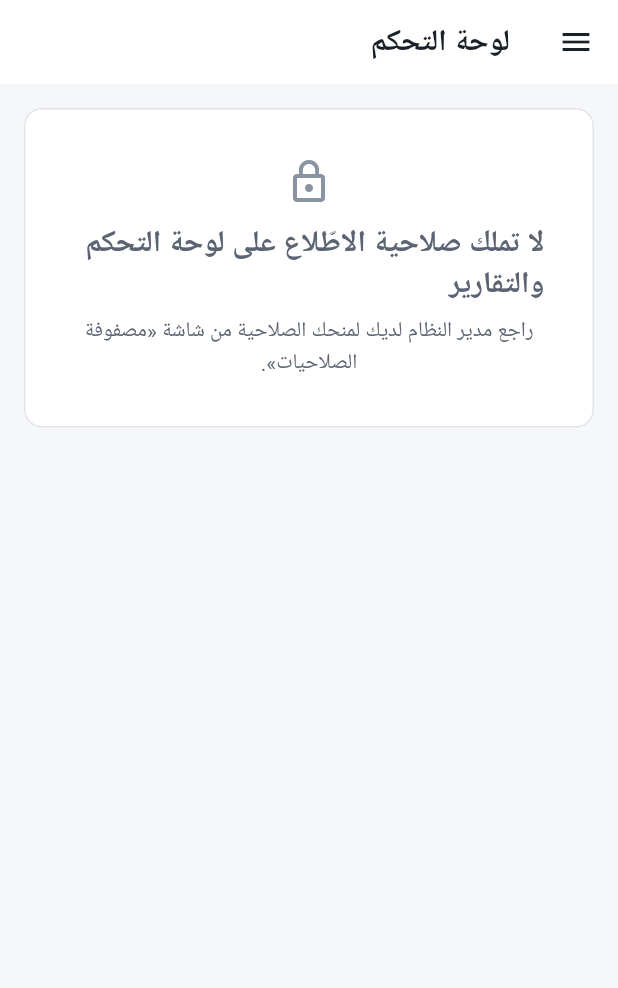
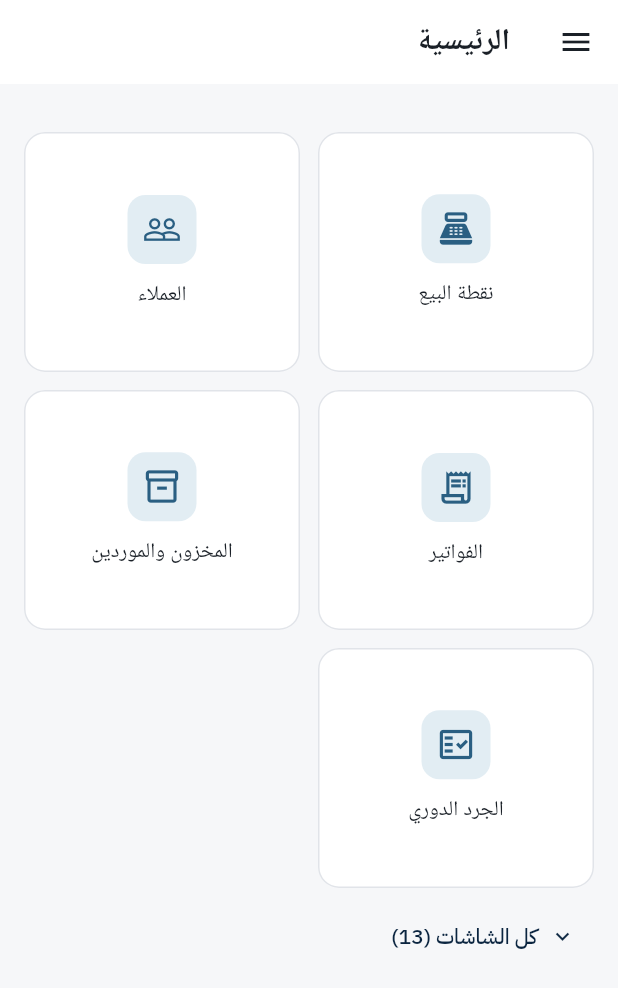
Before and after one commit to AdilAli76/Itqan, a Flutter app: the SuperAdminDashboardScreen screen opened directly, on a phone screen of 412 x 824 dp. Shown: the top 988 px of the screen. Run offline on Flutter 3.47's test engine with Material 3 defaults, Android fonts, the phone set to English and light mode, and no system bars; our stand-ins replace audioplayers, dio, file_picker, fl_chart, flutter_riverpod, flutter_secure_storage and 5 more; missing offline and left inert: barcode, mobile_scanner, signalr_netcore; accounts and stored records are empty; network calls fail; Roboto replaces fonts that are missing (Ibm Plex Sans Arabic).

Commit message:
شبكة اختصارات للشاشة الرئيسية — مولَّدة من مصدر التنقّل نفسه
على الهاتف كان الوصول إلى أي شاشة يمرّ بقائمة همبرغر ثم مجموعة ثم بند:
ثلاث لمسات وقراءة سطرين. والكاشير يفتح النظام ليصل إلى شاشة البيع لا
ليقرأ أرقام اليوم.

**وتُولَّد من `navGroupsFor` نفسها لا من قائمةٍ ثانية** — وهذا شرط
وجودها: خمسٌ وعشرون شاشة ظهورُها يتوقّف على الإصدار والصلاحية، وقائمةٌ
مكتوبة بيدها تفترق عن مصدرها أوّل ما تُضاف شاشة، فتظهر أيقونةٌ لشاشة
يمنعها الخادم أو تختفي ميزةٌ اشتراها العميل ولا يعرف لماذا. ونفس مرشّح
الصلاحيات الذي يستعمله الشريط الجانبي.

**والأكثر استعمالاً أوّلاً**: ستّ شاشات تُفتح يومياً في الأعلى، والبقيّة
خلف «كل الشاشات» — خمسٌ وعشرون أيقونة دفعةً واحدة جدارٌ لا اختصار.

**وأصلحت عطباً جانبياً كان أسوأ من كل ما سبق**: من لا يملك `reports.view`
— أي الكاشير — كان يُقابَل على **أوّل شاشة تُفتح كل صباح** برسالة «لا
صلاحية». رسالةُ منعٍ مكان شاشة عمل. صار يرى الشبكة: ما يستطيع فعله بدل ما
لا يستطيع.

**والاختيار للمستخدم**: «تبع الجهاز» (شبكة على الهاتف، أرقام على الأوسع)
أو أحدهما صراحةً — ومحفوظ لهذا الجهاز وحده كتفضيل السمة، فجهاز صاحب
المحلّ وجهاز كاشيره لا يفرض أحدهما شكله على الآخر.

Co-Authored-By: Claude Opus 5 <noreply@anthropic.com>

```diff
--- /dev/null
+++ b/lib/core/shell/home_layout.dart
@@ -0,0 +1,58 @@
+import 'package:flutter_riverpod/flutter_riverpod.dart';
+import 'package:flutter_secure_storage/flutter_secure_storage.dart';
+
+/// شكل الشاشة الرئيسية.
+enum HomeLayout {
+  /// «تبع الجهاز»: شبكة اختصارات على الهاتف، ولوحة أرقام على الأوسع منه.
+  auto,
+
+  /// أرقام اليوم أوّلاً — لمن يفتح النظام ليعرف لا ليعمل.
+  dashboard,
+
+  /// شبكة اختصارات كبيرة — لمن يفتح النظام ليصل إلى شاشة بعينها.
+  shortcuts,
+}
+
+/// تفضيل شكل الشاشة الرئيسية، محفوظاً بين الجلسات.
+///
+/// <para><b>سبب وجوده:</b> من يفتح النظام شخصان لا واحد. المدير يفتحه
+/// ليعرف مبيعات اليوم — فلوحة الأرقام هي ما يريد. والكاشير يفتحه ليصل إلى
+/// شاشة البيع في أقلّ عدد لمسات — والأرقام في طريقه عائق. وفرضُ أحدهما على
+/// الآخر خسارةٌ في كل الحالات.</para>
+///
+/// <para><b>ومحلّي لا في جدول المنظمة</b> — كما [ThemeModeNotifier]:
+/// جهازان في نفس المحلّ لصاحبه ولكاشيره، ولا معنى لأن يفرض أحدهما شكله على
+/// الآخر.</para>
+class HomeLayoutNotifier extends StateNotifier<HomeLayout> {
+  HomeLayoutNotifier() : super(HomeLayout.auto) {
+    _restore();
+  }
+
+  static const _key = 'kinetic_home_layout';
+  static const _storage = FlutterSecureStorage();
+
+  Future<void> _restore() async {
+    try {
+      final saved = await _storage.read(key: _key);
+      state = switch (saved) {
+        'dashboard' => HomeLayout.dashboard,
+        'shortcuts' => HomeLayout.shortcuts,
+        _ => HomeLayout.auto,
+      };
+    } catch (_) {
+      // تعذّر التخزين الآمن لا يمنع الإقلاع — «تبع الجهاز» خيار صالح دائماً.
+    }
+  }
+
+  Future<void> set(HomeLayout layout) async {
+    state = layout;
+    try {
+      await _storage.write(key: _key, value: layout.name);
+    } catch (_) {
+      // فشل الحفظ يضيّع التفضيل عند إعادة التشغيل لا أكثر.
+    }
+  }
+}
+
+final homeLayoutProvider =
+    StateNotifierProvider<HomeLayoutNotifier, HomeLayout>((ref) => HomeLayoutNotifier());
--- /dev/null
+++ b/lib/features/dashboard/presentation/shortcuts_home.dart
@@ -0,0 +1,158 @@
+import 'package:flutter/material.dart';
+import 'package:flutter_riverpod/flutter_riverpod.dart';
+
+import '../../../core/auth/permissions.dart';
+import '../../../core/shell/open_tabs_provider.dart';
+import '../../../core/theme/app_colors.dart';
+import '../../../core/theme/app_text_styles.dart';
+import '../../../core/theme/branding_provider.dart';
+import '../../../shared/widgets/nav_items.dart';
+
+/// شبكة اختصارات الشاشة الرئيسية — أيقونةٌ كبيرة لكل شاشة.
+///
+/// <para><b>سبب وجودها:</b> على الهاتف كان الوصول إلى أي شاشة يمرّ بقائمة
+/// همبرغر ثم مجموعة ثم بند — ثلاث لمسات وقراءة سطرين. والكاشير يفتح النظام
+/// ليصل إلى شاشة البيع لا ليقرأ أرقام اليوم.</para>
+///
+/// <para><b>وتُولَّد من [navGroupsFor] نفسها لا من قائمةٍ ثانية.</b> وهذا
+/// شرطُ وجودها: خمسٌ وعشرون شاشة ظهورُها يتوقّف على الإصدار والصلاحية،
+/// وقائمةٌ مكتوبة بيدها تفترق عن مصدرها أوّل ما تُضاف شاشة — فتظهر أيقونةٌ
+/// لشاشة يمنعها الخادم، أو تختفي ميزةٌ اشتراها العميل ولا يعرف لماذا.</para>
+///
+/// <para><b>والأكثر استعمالاً أوّلاً:</b> خمسٌ وعشرون أيقونة دفعةً واحدة
+/// جدارٌ لا اختصار. فما يُفتح يومياً في الأعلى، والبقيّة خلف «كل الشاشات»
+/// — ولا يُحذف شيء.</para>
+class ShortcutsHome extends ConsumerStatefulWidget {
+  const ShortcutsHome({super.key});
+
+  @override
+  ConsumerState<ShortcutsHome> createState() => _ShortcutsHomeState();
+}
+
+class _ShortcutsHomeState extends ConsumerState<ShortcutsHome> {
+  bool _showAll = false;
+
+  /// ما يُفتح يومياً، بترتيب الاستعمال لا بترتيب القائمة.
+  ///
+  /// <para>مسارات لا بنود: البند نفسه يأتي من [navGroupsFor] بأيقونته
+  /// واسمه، فلا يُكتب هنا إلا **الترتيب**.</para>
+  static const _daily = [
+    '/pos',
+    '/customers',
+    '/invoices',
+    '/inventory',
+    '/stock-count',
+    '/reports',
+  ];
+
+  @override
+  Widget build(BuildContext context) {
+    final perms = ref.perms;
+    final branding = ref.watch(brandingProvider).valueOrNull;
+
+    final groups = filterByPermissions(
+      navGroupsFor(
+        isPlatformAdmin: ref.watch(isPlatformAdminProvider).valueOrNull ?? false,
+        edition: branding?.edition ?? 'standard',
+        modules: branding?.modules ?? OrganizationBranding.fallback.modules,
+      ),
+      (route) {
+        final required = kRoutePermissions[route];
+        return required == null || perms.can(required);
+      },
+    );
+
+    final all = [for (final group in groups) ...group.items];
+    // لوحة التحكّم نفسها لا تدخل الشبكة: الشبكة **هي** لوحة التحكّم الآن،
+    // وأيقونةٌ تفتح ما أنت فيه تُربك.
+    final available = all.where((i) => i.route != '/dashboard').toList();
+
+    final daily = [
+      for (final route in _daily)
+        ...available.where((i) => i.route == route),
+    ];
+    final rest = available.where((i) => !_daily.contains(i.route)).toList();
+
+    return LayoutBuilder(builder: (context, constraints) {
+      // عمودان على الهاتف كما اعتاد المستخدم، وأربعة على الأوسع — والأيقونة
+      // تبقى بحجمها فلا تتضخّم على اللوحي.
+      final columns = constraints.maxWidth < 420
+          ? 2
+          : constraints.maxWidth < 700
+              ? 3
+              : 4;
+
+      return Column(
+        crossAxisAlignment: CrossAxisAlignment.stretch,
+        children: [
+          _grid(daily, columns),
+          if (rest.isNotEmpty) ...[
+            const SizedBox(height: 8),
+            Align(
+              alignment: AlignmentDirectional.centerStart,
+              child: TextButton.icon(
+                onPressed: () => setState(() => _showAll = !_showAll),
+                icon: Icon(_showAll ? Icons.expand_less : Icons.expand_more, size: 18),
+                label: Text(_showAll ? 'إخفاء البقيّة' : 'كل الشاشات (${rest.length})'),
+              ),
+            ),
+            if (_showAll) _grid(rest, columns),
+          ],
+        ],
+      );
+    });
+  }
+
+  Widget _grid(List<NavItem> items, int columns) => GridView.count(
+        crossAxisCount: columns,
+        shrinkWrap: true,
+        physics: const NeverScrollableScrollPhysics(),
+        crossAxisSpacing: 12,
+        mainAxisSpacing: 12,
+        // نسبةٌ تُبقي البطاقة أعلى من ٩٦ بكسل عند كل عرض: أهداف اللمس
+        // مفحوصة آلياً في ui_audit_test، وبطاقةٌ ضيّقة تكسره.
+        childAspectRatio: 1.15,
+        children: [for (final item in items) _tile(item)],
+      );
+
+  Widget _tile(NavItem item) => Material(
+        color: AppColors.surface,
+        borderRadius: BorderRadius.circular(14),
+        child: InkWell(
+          borderRadius: BorderRadius.circular(14),
+          onTap: () => ref
+              .read(openTabsProvider.notifier)
+              .open(item.route, title: item.label, icon: item.icon),
+          child: Container(
+            decoration: BoxDecoration(
+              border: Border.all(color: AppColors.border),
+              borderRadius: BorderRadius.circular(14),
+            ),
+            padding: const EdgeInsets.all(12),
+            child: Column(
+              mainAxisAlignment: MainAxisAlignment.center,
+              children: [
+                Container(
+                  padding: const EdgeInsets.all(10),
+                  decoration: BoxDecoration(
+                    color: AppColors.infoBg,
+                    borderRadius: BorderRadius.circular(12),
+                  ),
+                  child: Icon(item.icon, size: 26, color: AppColors.info),
+                ),
+                const SizedBox(height: 10),
+                Text(
+                  item.label,
+                  textAlign: TextAlign.center,
+                  // سطران بحدّ أقصى: «تحويل المخزون بين الفروع» لا يقصّ
+                  // نصفه، ولا يمطّ البطاقة فتختلف عن جاراتها.
+                  maxLines: 2,
+                  overflow: TextOverflow.ellipsis,
+                  style: AppTextStyles.bodyMd(color: AppColors.textPrimary),
+                ),
+              ],
+            ),
+          ),
+        ),
+      );
+}
--- a/lib/features/dashboard/presentation/super_admin_dashboard_screen.dart
+++ b/lib/features/dashboard/presentation/super_admin_dashboard_screen.dart
@@ -5,6 +5,8 @@ import '../../../core/responsive/adaptive_scaffold.dart';
 import '../../../core/responsive/breakpoints.dart';
 import '../../../core/theme/app_colors.dart';
 import '../../settings/presentation/backup_quick_bar.dart';
+import '../../../core/shell/home_layout.dart';
+import 'shortcuts_home.dart';
 import '../../../core/theme/app_text_styles.dart';
 import '../../../shared/widgets/stat_card.dart';
 import '../../../shared/widgets/currency_badge.dart';
@@ -34,11 +36,35 @@ class SuperAdminDashboardScreen extends ConsumerWidget {
     // صباح. هذا أسوأ انطباع أول ممكن عن النظام.
     //
     // الفحص هنا قبل أي طلب: لا نُرسل طلباً نعرف أنه سيُرفض بـ403.
-    if (!ref.perms.can(Perm.reportsView)) {
+    final canSeeNumbers = ref.perms.can(Perm.reportsView);
+
+    // ── متى تُعرض شبكة الاختصارات بدل الأرقام ───────────────────────────
+    //
+    // ثلاث حالات، وكلٌّ منها سببه:
+    //
+    // 1. اختارها المستخدم صراحةً.
+    // 2. «تبع الجهاز» على هاتف: من يفتح النظام من هاتفه يفتحه ليصل إلى
+    //    شاشة، لا ليقرأ جدول أرقام على شاشة ستّ بوصات.
+    // 3. **ولا يملك صلاحية التقارير**: كان الكاشير يُقابَل بـ«لا صلاحية»
+    //    على أوّل شاشة تُفتح كل صباح — رسالة منعٍ مكان شاشة عمل. والشبكة
+    //    تعطيه ما يستطيع فعله بدل أن تقول له ما لا يستطيع.
+    final layout = ref.watch(homeLayoutProvider);
+    final showShortcuts = layout == HomeLayout.shortcuts ||
+        (layout == HomeLayout.auto && Breakpoints.isMobile(context)) ||
+        !canSeeNumbers;
+
+    if (showShortcuts) {
       return const AdaptiveScaffold(
-        title: 'لوحة التحكم',
+        title: 'الرئيسية',
         activeRoute: '/dashboard',
-        body: NoPermissionView(moduleName: 'لوحة التحكم والتقارير'),
+        body: Column(
+          crossAxisAlignment: CrossAxisAlignment.stretch,
+          children: [
+            BackupQuickBar(),
+            SizedBox(height: 16),
+            ShortcutsHome(),
+          ],
+        ),
       );
     }
 
```
Also changed, not shown: lib/features/settings/presentation/settings_screen.dart (+51 -0 lines), 4 other files.
